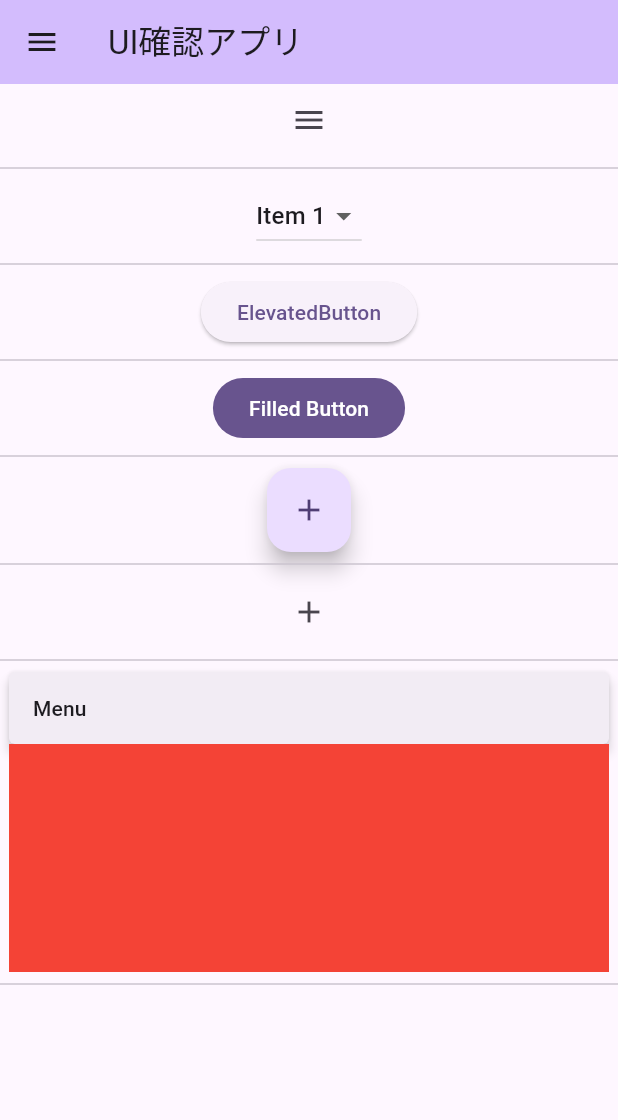
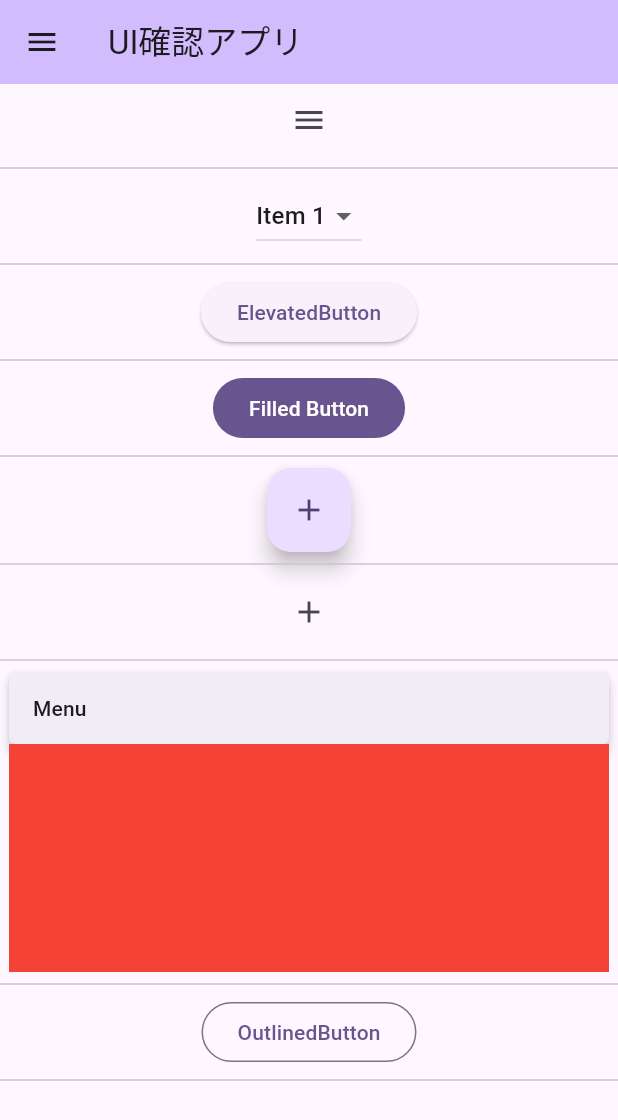
Before and after one commit to otaku1123/flutter-sample-ui, a Flutter app: the screen it shows after launch, on a phone screen of 412 x 824 dp. Shown: the top 1120 px of the screen. Run offline on Flutter 3.47's test engine with Material 3 defaults, Android fonts, the light colour scheme and no system bars.

Commit message:
OutlinedButtonを表示する

```diff
--- a/lib/main.dart
+++ b/lib/main.dart
@@ -1,12 +1,13 @@
 import 'package:flutter/material.dart';
+import 'package:sample_ui_app/widgets/drawerbutton_widget.dart';
 import 'package:sample_ui_app/widgets/dropdownbutton_widget.dart';
 import 'package:sample_ui_app/widgets/elevatedbutton_widget.dart';
 import 'package:sample_ui_app/widgets/filledbutton_widget.dart';
 import 'package:sample_ui_app/widgets/floatingactionbutton_widget.dart';
 import 'package:sample_ui_app/widgets/iconbutton_widget.dart';
 import 'package:sample_ui_app/widgets/menuitembutton_widget.dart';
+import 'package:sample_ui_app/widgets/outlinedbutton_widget.dart';
 
-import 'widgets/drawerbutton_widget.dart';
 
 void main() {
   runApp(const MyApp());
@@ -67,6 +68,8 @@ class _MyHomePageState extends State<MyHomePage> {
               Divider(),
               MenuItemButtonWidget(),
               Divider(),
+              OutlinedButtonWidget(),
+              Divider(),
             ],
           ),
         ),
--- /dev/null
+++ b/lib/widgets/outlinedbutton_widget.dart
@@ -0,0 +1,15 @@
+import 'package:flutter/material.dart';
+
+class OutlinedButtonWidget extends StatelessWidget {
+  const OutlinedButtonWidget({super.key});
+
+  @override
+  Widget build(BuildContext context) {
+    return OutlinedButton(
+      onPressed: () {
+        // Implement button press action
+      },
+      child: const Text('OutlinedButton'),
+    );
+  }
+}
```
